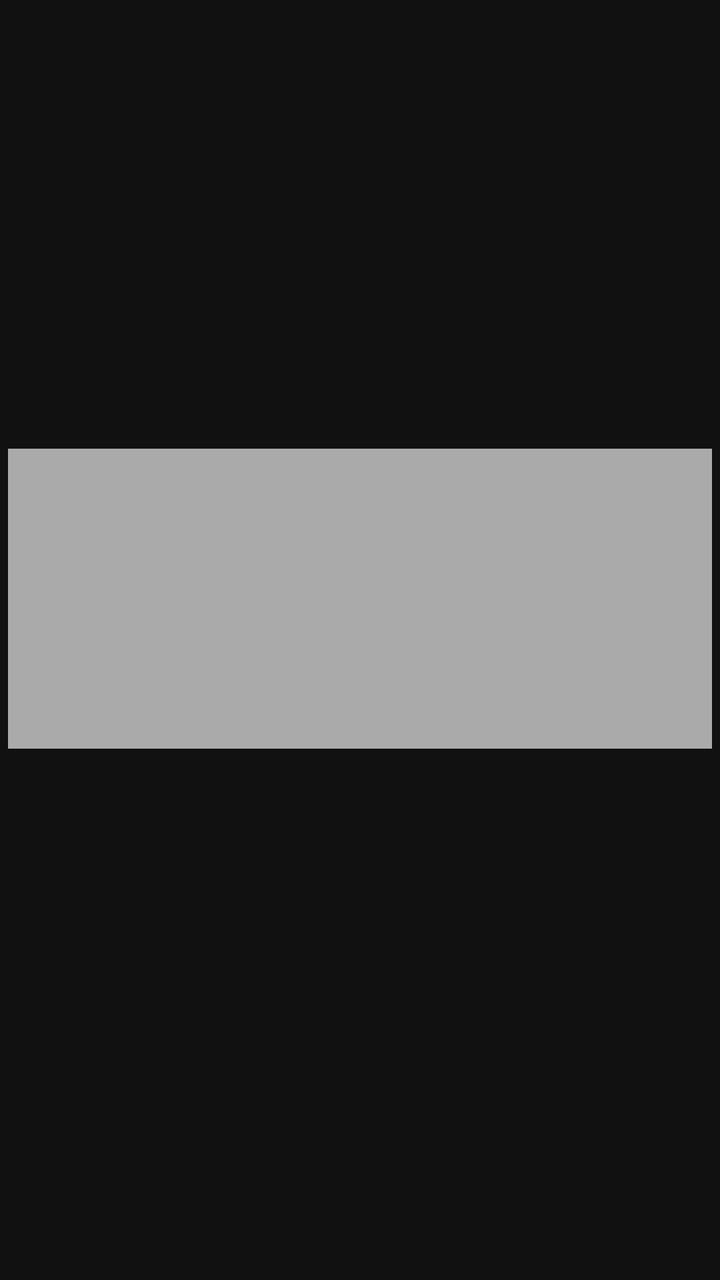
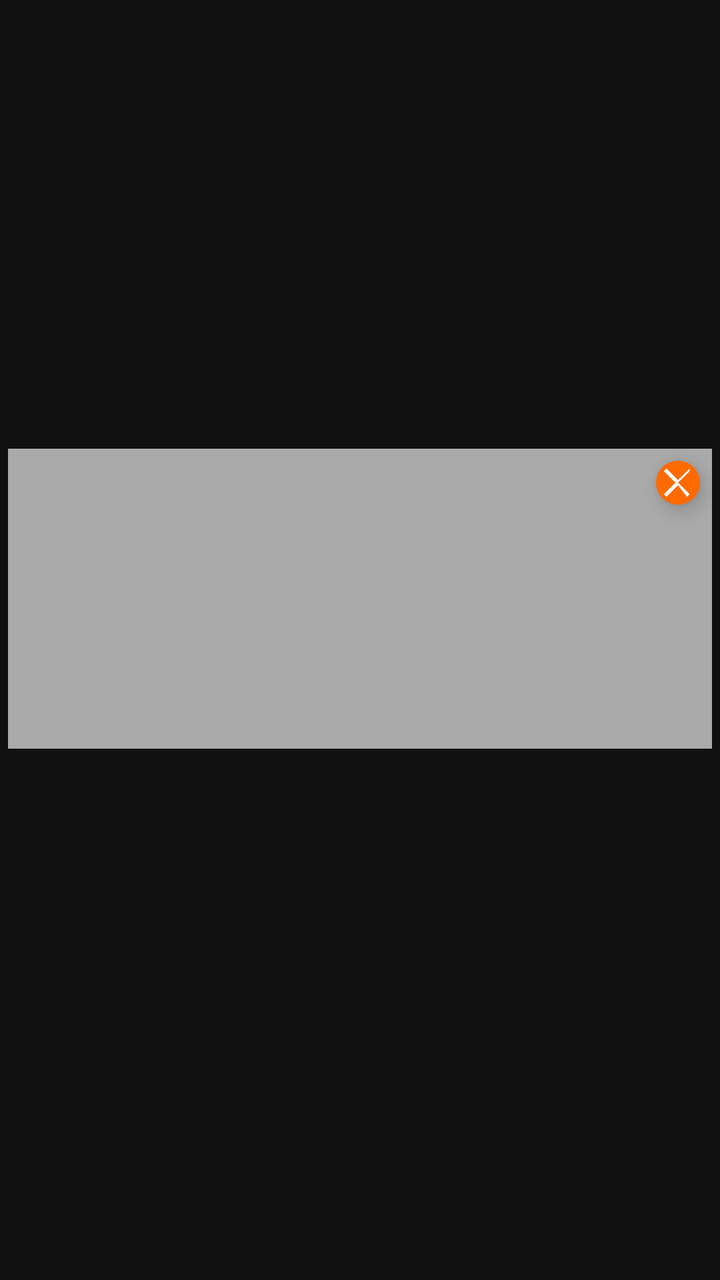

The first picture is an Android layout as it rendered before a commit; the second is the same layout after the commit. The layout source and the unified diff follow.
<!-- AndroidManifest.xml: application theme Theme.MTG_java -->
<!-- res/layout/item_card.xml -->
<?xml version="1.0" encoding="utf-8"?>
<LinearLayout xmlns:android="http://schemas.android.com/apk/res/android"
    android:layout_width="match_parent"
    android:layout_height="wrap_content"
    android:orientation="vertical"
    android:background="#111"
    android:padding="4dp"
    android:layout_margin="4dp"
    android:gravity="center">

    <ImageView
        android:id="@+id/imgCard"
        android:layout_width="match_parent"
        android:layout_height="150dp"
        android:scaleType="centerCrop"
        android:background="@android:color/darker_gray"
        android:contentDescription="Card Image" />

    <TextView
        android:id="@+id/txtName"
        android:layout_width="match_parent"
        android:layout_height="wrap_content"
        android:textColor="@android:color/white"
        android:textStyle="bold"
        android:textSize="14sp"
        android:paddingTop="4dp"
        android:ellipsize="end"
        android:maxLines="1" />

    <TextView
        android:id="@+id/cardType"
        android:layout_width="match_parent"
        android:layout_height="wrap_content"
        android:textColor="#AAAAAA"
        android:textSize="12sp"
        android:paddingTop="2dp"
        android:ellipsize="end"
        android:maxLines="1" />

</LinearLayout>
<!-- resources referenced by this layout -->
<resources>
  <style name="Theme.MTG_java" parent="Base.Theme.MTG_java" />
  <style name="Base.Theme.MTG_java" parent="Theme.Material3.DayNight.NoActionBar">
          
          
      </style>
</resources>

<!-- the commit's change to res/layout/item_card.xml (unified diff, before → after) -->
@@ -8,14 +8,33 @@
     android:layout_margin="4dp"
     android:gravity="center">
 
-    <ImageView
-        android:id="@+id/imgCard"
+    
+    <FrameLayout
         android:layout_width="match_parent"
-        android:layout_height="150dp"
-        android:scaleType="centerCrop"
-        android:background="@android:color/darker_gray"
-        android:contentDescription="Card Image" />
+        android:layout_height="150dp">
 
+        <ImageView
+            android:id="@+id/imgCard"
+            android:layout_width="match_parent"
+            android:layout_height="match_parent"
+            android:scaleType="centerCrop"
+            android:background="@android:color/darker_gray"
+            android:contentDescription="Card Image" />
+
+        <ImageButton
+        android:id="@+id/btnRemove"
+        android:layout_width="22dp"
+        android:layout_height="22dp"
+        android:layout_gravity="top|end"
+        android:layout_margin="6dp"
+        android:background="@drawable/bg_remove_circle"
+        android:src="@drawable/ic_close_white"
+        android:elevation="6dp"/>
+
+
+    </FrameLayout>
+
+    
     <TextView
         android:id="@+id/txtName"
         android:layout_width="match_parent"
<!-- resource entries referenced after the edit -->
@@ -1,5 +1,25 @@
 <!-- resources referenced by this layout -->
 <resources>
+  <!-- drawable bg_remove_circle (drawable) -->
+  <?xml version="1.0" encoding="utf-8"?>
+  <shape xmlns:android="http://schemas.android.com/apk/res/android"
+      android:shape="oval">
+      <solid android:color="#FF6A00"/>
+      <size
+          android:width="22dp"
+          android:height="22dp"/>
+  </shape>
+  <!-- drawable ic_close_white (drawable) -->
+  <vector xmlns:android="http://schemas.android.com/apk/res/android"
+      android:width="22dp"
+      android:height="22dp"
+      android:padding="3dp"
+      android:viewportWidth="24"
+      android:viewportHeight="24">
+      <path
+          android:fillColor="#FFFFFF"
+          android:pathData="M18.3,5.71L12,12l6.3,6.29-1.41,1.42L12,13.41l-6.29,6.3-1.42-1.42L10.59,12 4.29,5.71 5.71,4.29 12,10.59l6.29-6.3z"/>
+  </vector>
   <style name="Theme.MTG_java" parent="Base.Theme.MTG_java" />
   <style name="Base.Theme.MTG_java" parent="Theme.Material3.DayNight.NoActionBar">
           
